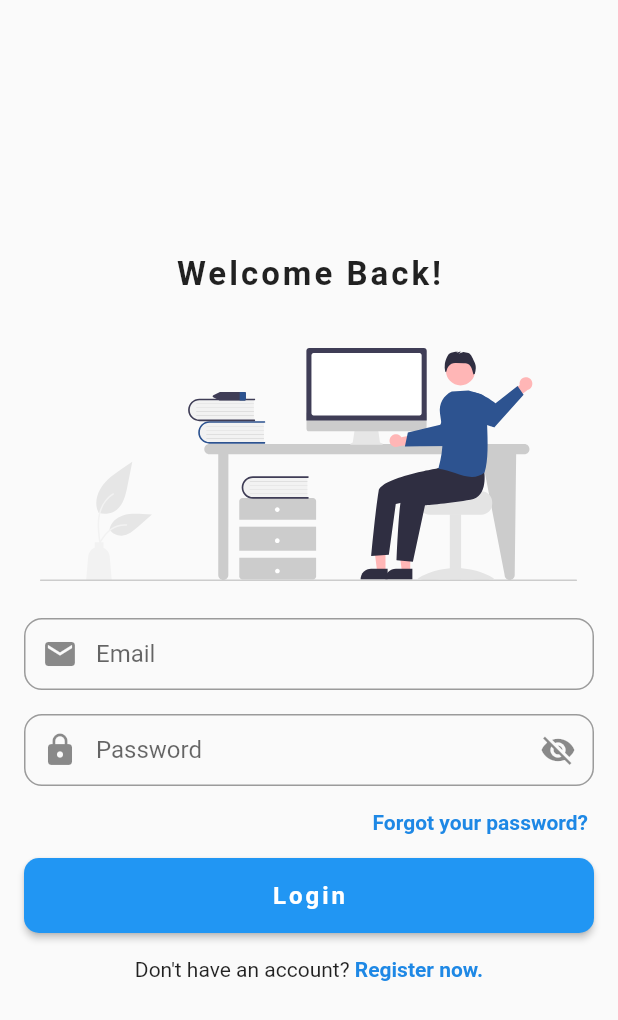
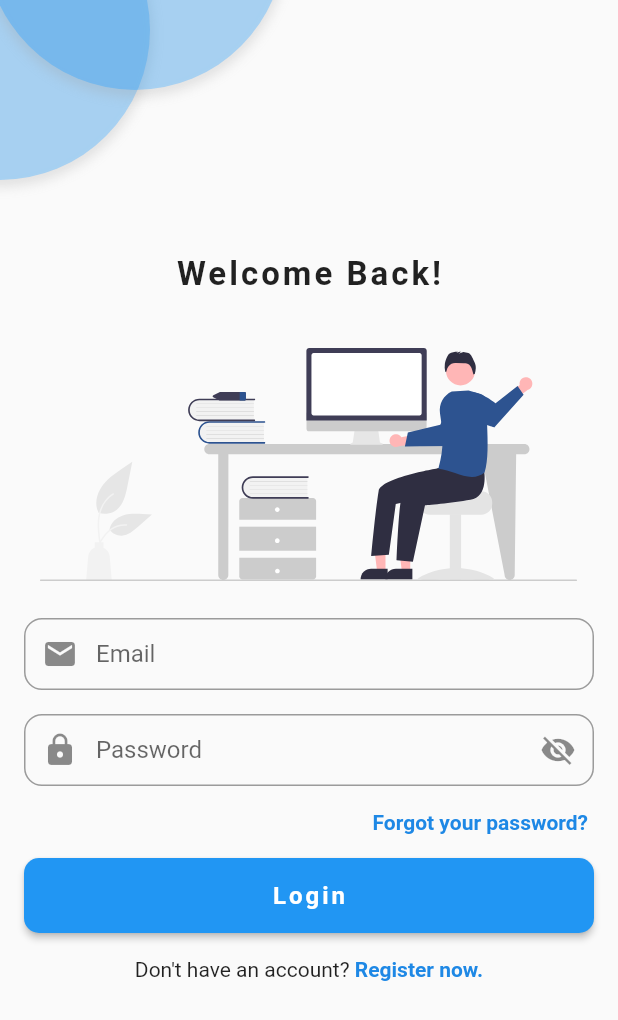
Before and after one commit to sagexfors/basicprog, a Flutter app: the screen it shows after launch, on a phone screen of 412 x 824 dp. Shown: the top 1020 px of the screen. Run offline on Flutter 3.47's test engine with Material 2 defaults, Android fonts, the phone set to English and light mode, and no system bars; our stand-ins replace firebase_auth, firebase_core, flutter_svg; accounts and stored records are empty; generated files the repository leaves out were written again.

Commit message:
Add two circles thing in login page

```diff
--- a/lib/Pages/login_page.dart
+++ b/lib/Pages/login_page.dart
@@ -3,6 +3,7 @@ import 'package:flutter/material.dart';
 import 'package:flutter_svg/flutter_svg.dart';
 
 import '../Widgets/auth_button.dart';
+import '../Widgets/circle_thingy.dart';
 import '../Widgets/email_text_form_field.dart';
 import '../Widgets/password_text_form_field.dart';
 import 'forgot_password_page.dart';
@@ -33,6 +34,21 @@ class _LoginPageState extends State<LoginPage> {
         resizeToAvoidBottomInset: false,
         body: Stack(
           children: [
+            const Positioned(
+              top: -80,
+              left: -100,
+              child: CircleThing(opacity: 0.7),
+            ),
+            const Positioned(
+              top: -140,
+              left: -10,
+              child: CircleThing(opacity: 0.7),
+            ),
+            // const Positioned(
+            //   top: -80,
+            //   left: -80,
+            //   child: CircleThing(),
+            // ),
             // BackgroundImage(imagePath: 'assets/login_register_bg.png'),
             LoginForm(showRegisterPage: widget.showRegisterPage)
           ],
```
